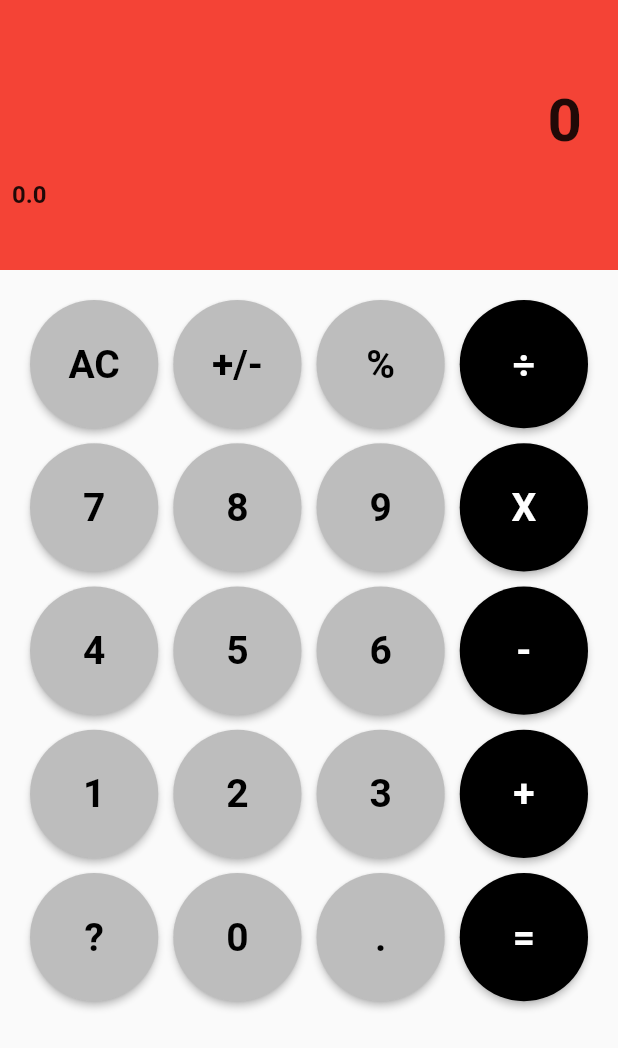
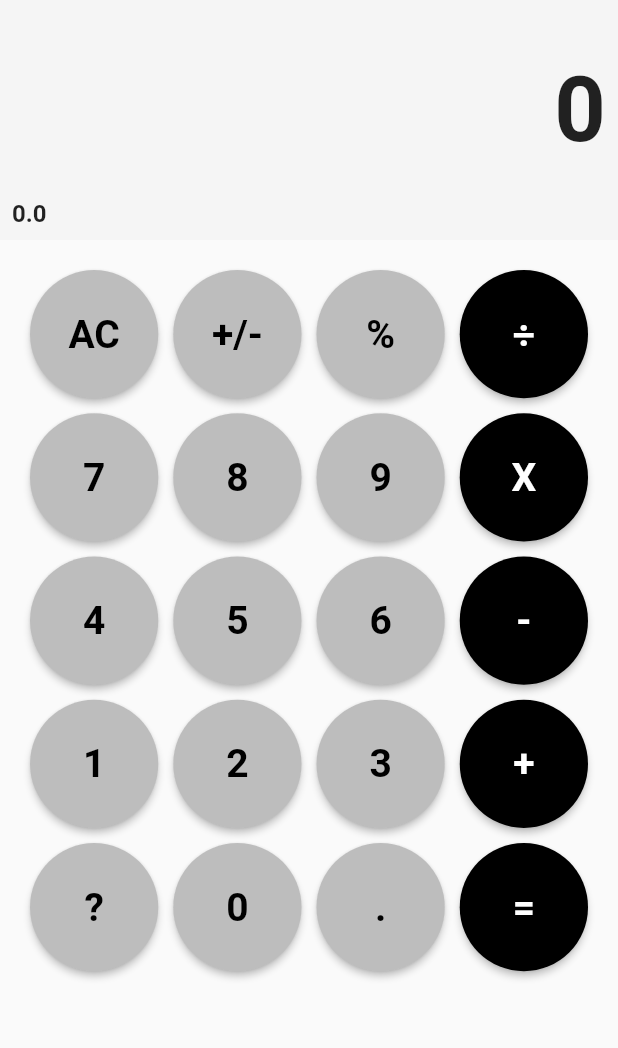
Before and after one commit to Alexandrehs/calculator, a Flutter app: the screen it shows after launch, on a phone screen of 412 x 824 dp. Shown: the top 1048 px of the screen. Run offline on Flutter 3.47's test engine with Material 2 defaults, Android fonts, the phone set to English and light mode, and no system bars.

Commit message:
Ajustes no widget visor_widget para ter o texto dimensionado assim que o usuario vai digitando

```diff
--- a/lib/pages/home/home_page.dart
+++ b/lib/pages/home/home_page.dart
@@ -18,7 +18,8 @@ class _HomePageState extends State<HomePage> {
   Widget build(BuildContext context) {
     return Scaffold(
       backgroundColor: Colors.grey[250],
-      body: Column(
+      body: SafeArea(
+        child: Column(
           children: [
             Consumer<OperationsModel>(builder: (context, data, child) {
               visorText = data.digits;
@@ -234,6 +235,7 @@ class _HomePageState extends State<HomePage> {
             ),
           ],
         ),
+      ),
     );
   }
 }
--- a/lib/widgets/visor_widget.dart
+++ b/lib/widgets/visor_widget.dart
@@ -12,25 +12,29 @@ class VisorWidget extends StatelessWidget {
   @override
   Widget build(BuildContext context) {
     return Container(
-      height: 180,
+      height: 160,
       width: double.infinity,
-      color: Colors.red,
+      color: Colors.grey[100],
       child: Padding(
         padding: const EdgeInsets.all(8.0),
         child: Column(
-          mainAxisAlignment: MainAxisAlignment.center,
+          mainAxisAlignment: MainAxisAlignment.spaceBetween,
           crossAxisAlignment: CrossAxisAlignment.end,
           children: [
             Padding(
-              padding: const EdgeInsets.all(16.0),
+              padding: const EdgeInsets.only(top: 30),
               child: FittedBox(
                 fit: BoxFit.scaleDown,
-                child: Text(
-                  value,
-                  style: const TextStyle(
-                    fontSize: 40,
-                    fontWeight: FontWeight.bold,
-                  ),
+                child: Row(
+                  children: [
+                    Text(
+                      value,
+                      style: const TextStyle(
+                        fontSize: 60,
+                        fontWeight: FontWeight.bold,
+                      ),
+                    ),
+                  ],
                 ),
               ),
             ),
```
Lines whose indentation alone changed are shown as unchanged.
